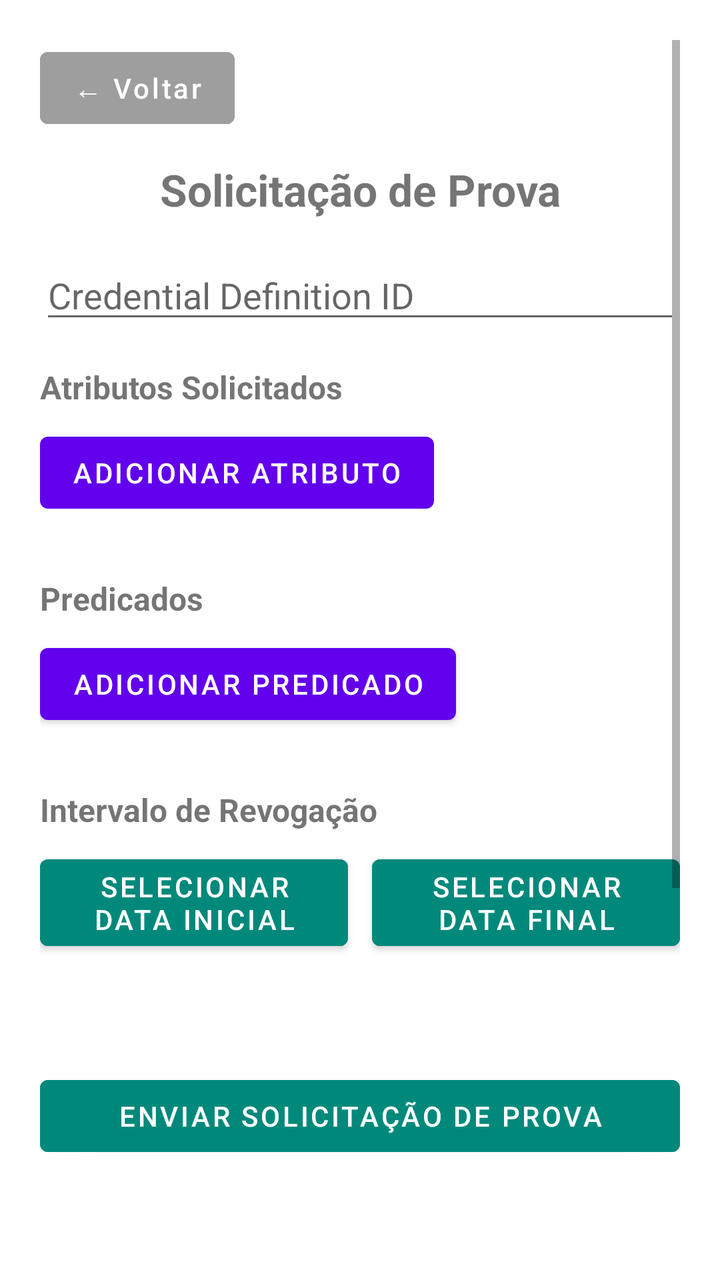
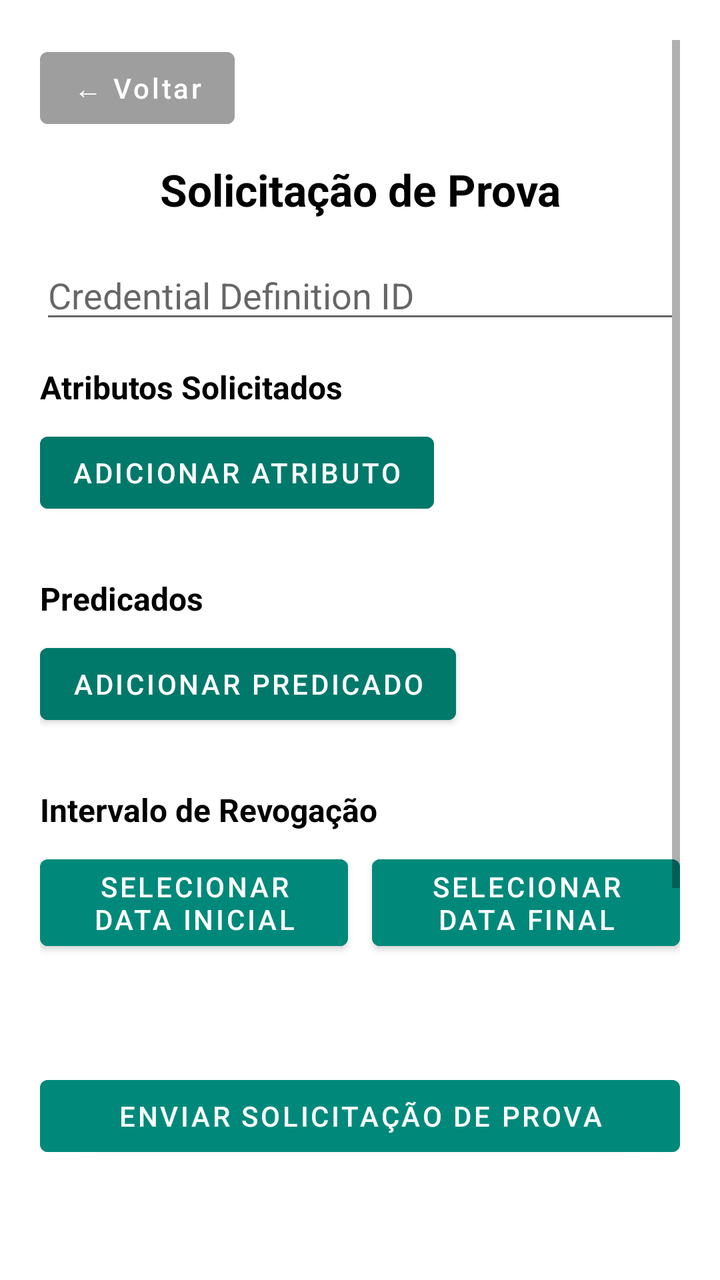

Before-and-after screenshots of an Android layout around one commit, followed by the original layout XML and the change that was made.
<!-- AndroidManifest.xml: activity theme AppTheme.NoActionBar -->
<!-- res/layout/activity_request_proof.xml -->
<?xml version="1.0" encoding="utf-8"?>
<ScrollView xmlns:android="http://schemas.android.com/apk/res/android"
    android:layout_width="match_parent"
    android:layout_height="match_parent"
    android:padding="20dp"
    android:background="@android:color/background_light">

    <LinearLayout
        android:layout_width="match_parent"
        android:layout_height="wrap_content"
        android:orientation="vertical">

    <Button
        android:id="@+id/backButton"
        android:layout_width="wrap_content"
        android:layout_height="wrap_content"
        android:text="← Voltar"
        android:textAllCaps="false"
        android:textColor="@android:color/white"
        android:backgroundTint="@color/gray_500"
        android:layout_marginBottom="12dp" />

        <TextView
            android:text="Solicitação de Prova"
            android:textSize="22sp"
            android:textStyle="bold"
            android:gravity="center"
            android:layout_width="match_parent"
            android:layout_height="wrap_content"
            android:layout_marginBottom="16dp" />

        <EditText
            android:id="@+id/credentialDefInput"
            android:hint="Credential Definition ID"
            android:layout_width="match_parent"
            android:layout_height="wrap_content"
            android:inputType="textUri"
            android:autofillHints="credentialDefinitionId" />

        <TextView
            android:text="Atributos Solicitados"
            android:textStyle="bold"
            android:layout_marginTop="16dp"
            android:textSize="16sp"
            android:layout_width="match_parent"
            android:layout_height="wrap_content" />

        <Button
            android:id="@+id/addAttributeButton"
            android:text="Adicionar Atributo"
            android:layout_marginTop="8dp"
            android:layout_width="wrap_content"
            android:layout_height="wrap_content" />

        <LinearLayout
            android:id="@+id/attributesContainer"
            android:orientation="vertical"
            android:layout_marginTop="8dp"
            android:layout_width="match_parent"
            android:layout_height="wrap_content" />

        <TextView
            android:text="Predicados"
            android:textStyle="bold"
            android:textSize="16sp"
            android:layout_marginTop="20dp"
            android:layout_width="match_parent"
            android:layout_height="wrap_content" />

        <Button
            android:id="@+id/addPredicateButton"
            android:text="Adicionar Predicado"
            android:layout_marginTop="8dp"
            android:layout_width="wrap_content"
            android:layout_height="wrap_content" />

        <LinearLayout
            android:id="@+id/predicatesContainer"
            android:orientation="vertical"
            android:layout_marginTop="8dp"
            android:layout_width="match_parent"
            android:layout_height="wrap_content" />

        <TextView
            android:text="Intervalo de Revogação"
            android:textStyle="bold"
            android:textSize="16sp"
            android:layout_marginTop="20dp"
            android:layout_width="match_parent"
            android:layout_height="wrap_content" />

        <LinearLayout
            android:orientation="horizontal"
            android:layout_width="match_parent"
            android:layout_height="wrap_content"
            android:gravity="center"
            android:layout_marginTop="8dp">

            <Button
                android:id="@+id/fromDateButton"
                android:text="Selecionar data inicial"
                android:layout_width="0dp"
                android:layout_height="wrap_content"
                android:layout_weight="1"
                android:backgroundTint="@color/teal_600"
                android:textColor="@android:color/white" />

            <Space
                android:layout_width="12dp"
                android:layout_height="match_parent" />

            <Button
                android:id="@+id/toDateButton"
                android:text="Selecionar data final"
                android:layout_width="0dp"
                android:layout_height="wrap_content"
                android:layout_weight="1"
                android:backgroundTint="@color/teal_600"
                android:textColor="@android:color/white" />
        </LinearLayout>

        <ProgressBar
            android:id="@+id/progressBar"
            android:layout_width="wrap_content"
            android:layout_height="wrap_content"
            android:layout_gravity="center"
            android:layout_marginTop="16dp"
            android:visibility="gone" />

        <TextView
            android:id="@+id/statusText"
            android:layout_width="match_parent"
            android:layout_height="wrap_content"
            android:textAlignment="center"
            android:layout_marginTop="12dp"
            android:textColor="@android:color/black"
            android:textSize="14sp" />

        <Button
            android:id="@+id/requestProofButton"
            android:layout_width="match_parent"
            android:layout_height="wrap_content"
            android:text="Enviar Solicitação de Prova"
            android:backgroundTint="@color/teal_600"
            android:textColor="@android:color/white"
            android:layout_marginTop="24dp" />

        <ImageView
            android:id="@+id/qrImageView"
            android:layout_width="300dp"
            android:layout_height="300dp"
            android:layout_gravity="center"
            android:visibility="visible"
            android:layout_marginTop="24dp"/>
    </LinearLayout>
</ScrollView>
<!-- resources referenced by this layout -->
<resources>
  <color name="gray_500">#9E9E9E</color>
  <color name="teal_600">#00897B</color>
  <style name="AppTheme.NoActionBar" parent="Theme.MaterialComponents.DayNight.NoActionBar" />
</resources>

<!-- the commit's change to res/layout/activity_request_proof.xml (unified diff, before → after) -->
@@ -1,5 +1,6 @@
 <?xml version="1.0" encoding="utf-8"?>
 <ScrollView xmlns:android="http://schemas.android.com/apk/res/android"
+    xmlns:app="http://schemas.android.com/apk/res-auto"
     android:layout_width="match_parent"
     android:layout_height="match_parent"
     android:padding="20dp"
@@ -10,16 +11,19 @@
         android:layout_height="wrap_content"
         android:orientation="vertical">
 
-    <Button
-        android:id="@+id/backButton"
-        android:layout_width="wrap_content"
-        android:layout_height="wrap_content"
-        android:text="← Voltar"
-        android:textAllCaps="false"
-        android:textColor="@android:color/white"
-        android:backgroundTint="@color/gray_500"
-        android:layout_marginBottom="12dp" />
+        
+        <com.google.android.material.button.MaterialButton
+            android:id="@+id/backButton"
+            style="@style/Widget.MaterialComponents.Button"
+            android:layout_width="wrap_content"
+            android:layout_height="wrap_content"
+            android:text="← Voltar"
+            android:textAllCaps="false"
+            android:textColor="@android:color/white"
+            android:backgroundTint="@color/gray_500"
+            android:layout_marginBottom="12dp" />
 
+        
         <TextView
             android:text="Solicitação de Prova"
             android:textSize="22sp"
@@ -29,6 +33,7 @@
             android:layout_height="wrap_content"
             android:layout_marginBottom="16dp" />
 
+        
         <EditText
             android:id="@+id/credentialDefInput"
             android:hint="Credential Definition ID"
@@ -37,6 +42,7 @@
             android:inputType="textUri"
             android:autofillHints="credentialDefinitionId" />
 
+        
         <TextView
             android:text="Atributos Solicitados"
             android:textStyle="bold"
@@ -45,12 +51,15 @@
             android:layout_width="match_parent"
             android:layout_height="wrap_content" />
 
-        <Button
+        <com.google.android.material.button.MaterialButton
             android:id="@+id/addAttributeButton"
+            style="@style/Widget.MaterialComponents.Button"
             android:text="Adicionar Atributo"
             android:layout_marginTop="8dp"
             android:layout_width="wrap_content"
-            android:layout_height="wrap_content" />
+            android:layout_height="wrap_content"
+            android:backgroundTint="@color/teal_700"
+            android:textColor="@android:color/white" />
 
         <LinearLayout
             android:id="@+id/attributesContainer"
@@ -59,6 +68,7 @@
             android:layout_width="match_parent"
             android:layout_height="wrap_content" />
 
+        
         <TextView
             android:text="Predicados"
             android:textStyle="bold"
@@ -67,12 +77,15 @@
             android:layout_width="match_parent"
             android:layout_height="wrap_content" />
 
-        <Button
+        <com.google.android.material.button.MaterialButton
             android:id="@+id/addPredicateButton"
+            style="@style/Widget.MaterialComponents.Button"
             android:text="Adicionar Predicado"
             android:layout_marginTop="8dp"
             android:layout_width="wrap_content"
-            android:layout_height="wrap_content" />
+            android:layout_height="wrap_content"
+            android:backgroundTint="@color/teal_700"
+            android:textColor="@android:color/white" />
 
         <LinearLayout
             android:id="@+id/predicatesContainer"
@@ -81,6 +94,7 @@
             android:layout_width="match_parent"
             android:layout_height="wrap_content" />
 
+        
         <TextView
             android:text="Intervalo de Revogação"
             android:textStyle="bold"
@@ -96,8 +110,9 @@
             android:gravity="center"
             android:layout_marginTop="8dp">
 
-            <Button
+            <com.google.android.material.button.MaterialButton
                 android:id="@+id/fromDateButton"
+                style="@style/Widget.MaterialComponents.Button"
                 android:text="Selecionar data inicial"
                 android:layout_width="0dp"
                 android:layout_height="wrap_content"
@@ -109,8 +124,9 @@
                 android:layout_width="12dp"
                 android:layout_height="match_parent" />
 
-            <Button
+            <com.google.android.material.button.MaterialButton
                 android:id="@+id/toDateButton"
+                style="@style/Widget.MaterialComponents.Button"
                 android:text="Selecionar data final"
                 android:layout_width="0dp"
                 android:layout_height="wrap_content"
@@ -119,6 +135,7 @@
                 android:textColor="@android:color/white" />
         </LinearLayout>
 
+        
         <ProgressBar
             android:id="@+id/progressBar"
             android:layout_width="wrap_content"
@@ -136,8 +153,10 @@
             android:textColor="@android:color/black"
             android:textSize="14sp" />
 
-        <Button
+        
+        <com.google.android.material.button.MaterialButton
             android:id="@+id/requestProofButton"
+            style="@style/Widget.MaterialComponents.Button"
             android:layout_width="match_parent"
             android:layout_height="wrap_content"
             android:text="Enviar Solicitação de Prova"
@@ -145,6 +164,7 @@
             android:textColor="@android:color/white"
             android:layout_marginTop="24dp" />
 
+        
         <ImageView
             android:id="@+id/qrImageView"
             android:layout_width="300dp"
<!-- resource entries referenced after the edit -->
@@ -2,6 +2,32 @@
 <resources>
   <color name="gray_500">#9E9E9E</color>
   <color name="teal_600">#00897B</color>
-  <style name="AppTheme.NoActionBar" parent="Theme.MaterialComponents.DayNight.NoActionBar" />
+  <color name="teal_700">#00796B</color>
+  <style name="AppTheme.NoActionBar" parent="AppTheme" />
+  <style name="AppTheme" parent="Theme.MaterialComponents.DayNight.NoActionBar">
+          
+          <item name="colorPrimary">@color/teal_700</item>
+          <item name="colorPrimaryVariant">@color/teal_800</item>
+          <item name="colorOnPrimary">@color/white</item>
+  
+          
+          <item name="colorSecondary">@color/teal_600</item>
+          <item name="colorSecondaryVariant">@color/teal_700</item>
+          <item name="colorOnSecondary">@color/white</item>
+  
+          
+          <item name="android:colorBackground">@color/white</item>
+          <item name="android:textColor">@color/black</item>
+  
+          
+          <item name="android:statusBarColor">@color/teal_700</item>
+          <item name="android:navigationBarColor">@color/white</item>
+  
+          <item name="materialButtonStyle">@style/Widget.MaterialComponents.Button</item>
+          <item name="materialButtonOutlinedStyle">@style/Widget.MaterialComponents.Button.OutlinedButton</item>
+      </style>
+  <color name="teal_800">#00695C</color>
+  <color name="white">#FFFFFF</color>
+  <color name="black">#000000</color>
 </resources>
 
